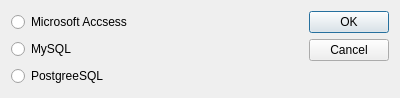
This is selectdbwindow.ui in DombrovskiyAF/ontology as Qt 5 draws it before an edit. The edited form follows.
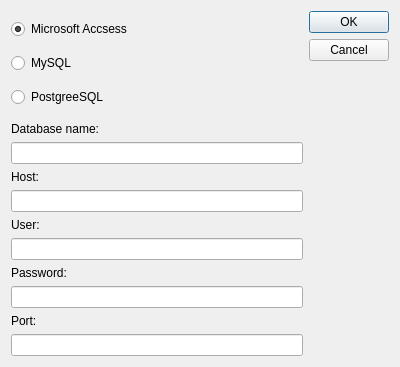
This is the edited form.

Patch:
```diff
--- a/selectdbwindow.ui
+++ b/selectdbwindow.ui
@@ -7,7 +7,7 @@
     <x>0</x>
     <y>0</y>
     <width>400</width>
-    <height>98</height>
+    <height>367</height>
    </rect>
   </property>
   <property name="windowTitle">
@@ -21,6 +21,9 @@
        <property name="text">
         <string>Microsoft Accsess</string>
        </property>
+       <property name="checked">
+        <bool>true</bool>
+       </property>
       </widget>
      </item>
      <item row="1" column="0">
@@ -49,6 +52,56 @@
      </property>
     </widget>
    </item>
+   <item row="1" column="0">
+    <widget class="QLabel" name="label">
+     <property name="text">
+      <string>Database name:</string>
+     </property>
+    </widget>
+   </item>
+   <item row="2" column="0">
+    <widget class="QLineEdit" name="db"/>
+   </item>
+   <item row="3" column="0">
+    <widget class="QLabel" name="label_2">
+     <property name="text">
+      <string>Нost:</string>
+     </property>
+    </widget>
+   </item>
+   <item row="4" column="0">
+    <widget class="QLineEdit" name="host"/>
+   </item>
+   <item row="5" column="0">
+    <widget class="QLabel" name="label_3">
+     <property name="text">
+      <string>User:</string>
+     </property>
+    </widget>
+   </item>
+   <item row="6" column="0">
+    <widget class="QLineEdit" name="user"/>
+   </item>
+   <item row="7" column="0">
+    <widget class="QLabel" name="label_4">
+     <property name="text">
+      <string>Password:</string>
+     </property>
+    </widget>
+   </item>
+   <item row="8" column="0">
+    <widget class="QLineEdit" name="pwd"/>
+   </item>
+   <item row="9" column="0">
+    <widget class="QLabel" name="label_5">
+     <property name="text">
+      <string>Port:</string>
+     </property>
+    </widget>
+   </item>
+   <item row="10" column="0">
+    <widget class="QLineEdit" name="port"/>
+   </item>
   </layout>
  </widget>
  <resources/>
```
